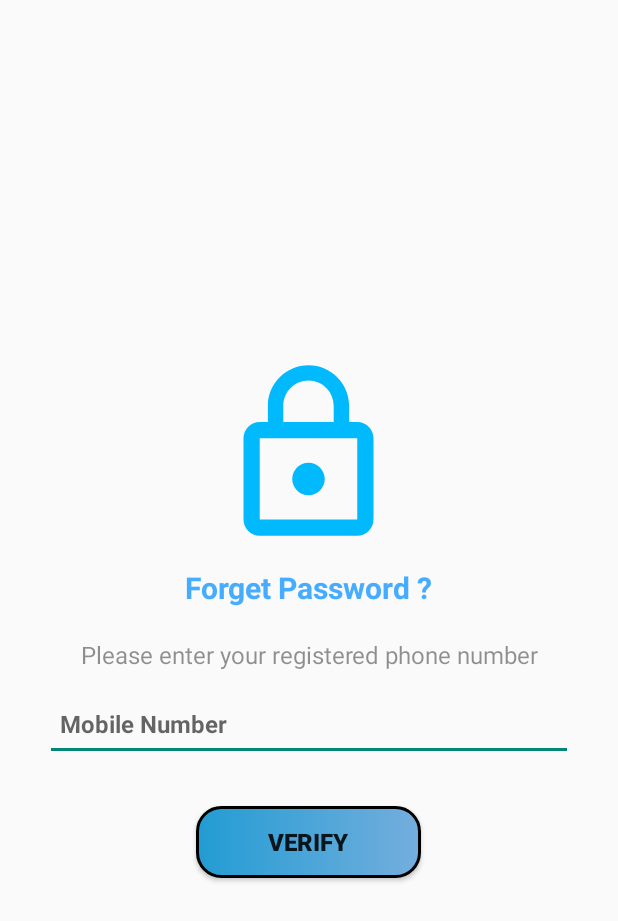
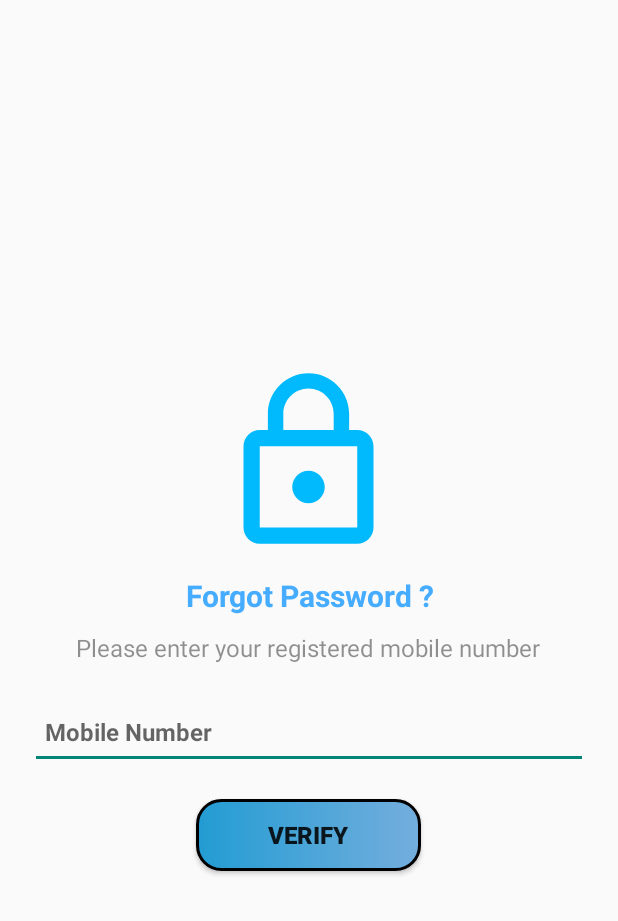
Before and after one commit to gauri-210906/College-Managment, an Android app: the ConfirmRegisterMobileNumberActivity screen opened directly, with no data from a screen before it, on a phone screen of 412 x 824 dp. Shown: the top 921 px of the screen. Run offline under Robolectric (Android 15) with nearby library versions, the light colour scheme and no system bars; our stand-ins replace Firebase (no records; nobody signed in at launch, a user with empty details on screens opened directly).

Commit message:
modified ConfirmRegisterMobileNumberActivity and activity_student_login.xml

```diff
--- a/app/src/main/res/layout/activity_confirm_register_mobile_number.xml
+++ b/app/src/main/res/layout/activity_confirm_register_mobile_number.xml
@@ -1,5 +1,6 @@
 <?xml version="1.0" encoding="utf-8"?>
-<LinearLayout xmlns:android="http://schemas.android.com/apk/res/android"
+<LinearLayout
+    xmlns:android="http://schemas.android.com/apk/res/android"
     xmlns:app="http://schemas.android.com/apk/res-auto"
     xmlns:tools="http://schemas.android.com/tools"
     android:id="@+id/main"
@@ -23,7 +24,7 @@
         android:layout_height="wrap_content"
         android:layout_marginTop="10sp"
         android:gravity="center_horizontal"
-        android:text="Forget Password ?"
+        android:text="Forgot Password ?"
         android:textColor="@color/blue_light"
         android:textSize="20sp"
         android:textStyle="bold" />
@@ -31,17 +32,17 @@
     <TextView
         android:layout_width="wrap_content"
         android:layout_height="wrap_content"
-        android:layout_marginTop="20sp"
+        android:layout_marginTop="10sp"
         android:alpha="0.8"
         android:gravity="center_horizontal"
-        android:text="Please enter your registered phone number"
+        android:text="Please enter your registered mobile number"
         android:textSize="16sp" />
 
     <EditText
         android:id="@+id/etConfirmRegisterMobileNumberNumber"
         android:layout_width="match_parent"
+        android:layout_marginTop="20sp"
         android:layout_height="50dp"
-        android:layout_margin="10sp"
         android:hint="Mobile Number"
         android:inputType="number"
         android:maxLength="10"
@@ -58,6 +59,7 @@
         android:text="Verify"
         android:textSize="16sp"
         android:textStyle="bold" />
+
 
 </LinearLayout>
 
--- a/app/src/main/res/layout/activity_student_login.xml
+++ b/app/src/main/res/layout/activity_student_login.xml
@@ -62,7 +62,7 @@
             android:layout_width="wrap_content"
             android:layout_height="wrap_content"
             android:id="@+id/tvLoginForgetPassword"
-            android:text="Forget Password ?"
+            android:text="Forgot Password ?"
             android:textSize="15sp"
             android:textStyle="bold"
             android:textColor="@color/blue_195"
```
